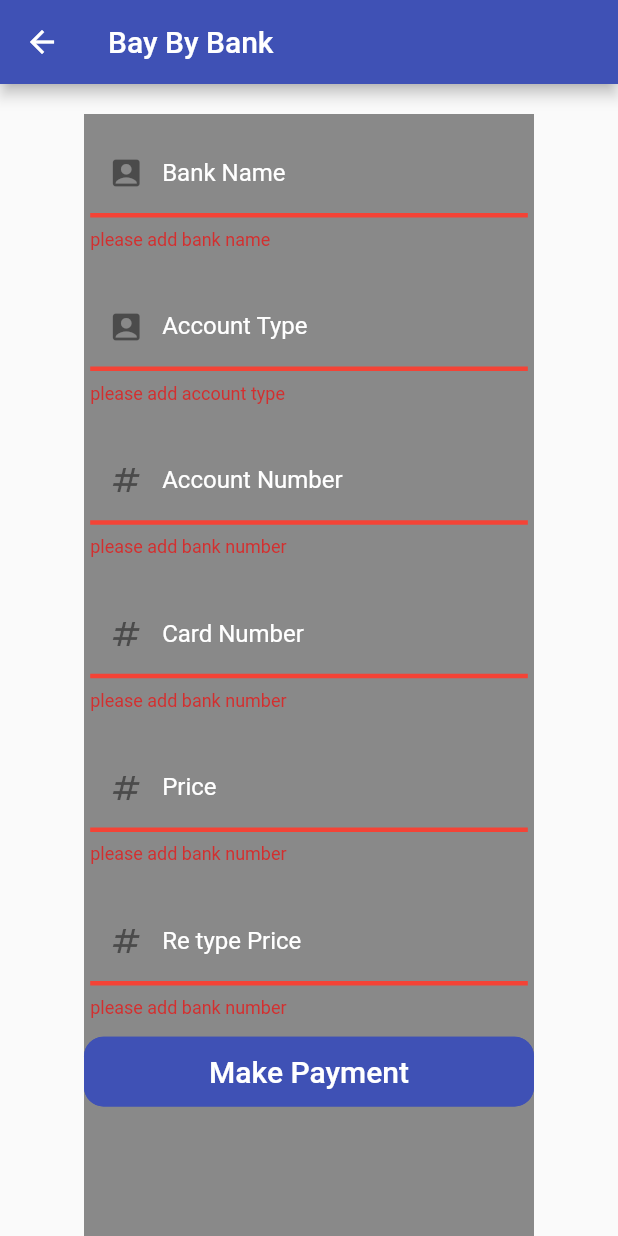
After one commit to r00texploit/myshop_customer, a Flutter app: the BayByBank screen opened directly, after a tap on "Make Payment", on a phone screen of 412 x 824 dp. The commit adds this screen. Run offline on Flutter 3.47's test engine with Material 2 defaults, Android fonts, the phone set to English and light mode, and no system bars; our stand-ins replace cached_network_image, carousel_slider, cloud_firestore, dropdown_search, firebase_auth, firebase_core and 3 more; missing offline and left inert: cupertino_stepper, icon_badge, search_page; accounts and stored records are empty; Roboto replaces fonts that are missing (Gordita).

Commit message:
fucking last

```diff
--- a/lib/controllers/auth_controller.dart
+++ b/lib/controllers/auth_controller.dart
@@ -5,7 +5,6 @@ import 'package:get/get.dart';
 import 'package:my_shop/controllers/home_controller.dart';
 import 'package:my_shop/model/user_model.dart';
 import 'package:my_shop/screens/home.dart';
-import 'package:shared_preferences/shared_preferences.dart';
 
 import '../screens/login_view.dart';
 import '../widgets/loading.dart';
@@ -187,7 +186,6 @@ class AuthController extends GetxController {
     if (formKey2.currentState!.validate()) {
       try {
         showdilog();
-        final prefs = await SharedPreferences.getInstance();
 
         final credential = await auth.createUserWithEmailAndPassword(
             email: email.text, password: password.text);
@@ -207,7 +205,6 @@ class AuthController extends GetxController {
           'balance': 8000000000,
           'uid': credential.user!.uid,
         });
-        prefs.setInt('${credential.user!.uid}', 500000);
         Get.back();
         email.clear();
         password.clear();
--- a/lib/controllers/home_controller.dart
+++ b/lib/controllers/home_controller.dart
@@ -7,7 +7,6 @@ import 'package:my_shop/screens/Bill.dart';
 import 'package:my_shop/screens/home.dart';
 import 'package:my_shop/widgets/loading.dart';
 import 'package:my_shop/widgets/snackbar.dart';
-import 'package:shared_preferences/shared_preferences.dart';
 
 import '../model/cart_model.dart';
 import '../model/delivery_model.dart';
@@ -93,12 +92,6 @@ class MainController extends GetxController {
     }
   }
 
-  late int price;
-  getSalary() async {
-    final prefs = await SharedPreferences.getInstance();
-    price = prefs.getInt(uid)!;
-  }
-
   void makePayment(int totalPrice) async {
     try {
       showdilog();
--- /dev/null
+++ b/lib/screens/bay_by_bank.dart
@@ -0,0 +1,137 @@
+import 'package:flutter/material.dart';
+import 'package:get/get.dart';
+import 'package:my_shop/controllers/home_controller.dart';
+import 'package:my_shop/screens/Bill.dart';
+import 'package:my_shop/widgets/custom_button.dart';
+import 'package:my_shop/widgets/custom_textfield.dart';
+
+class BayByBank extends StatefulWidget {
+  const BayByBank({Key? key}) : super(key: key);
+
+  @override
+  _BayByBankState createState() => _BayByBankState();
+}
+
+class _BayByBankState extends State<BayByBank> {
+  TextEditingController rePrice = TextEditingController();
+  TextEditingController bankName = TextEditingController();
+  TextEditingController accountType = TextEditingController();
+  TextEditingController accountNumber = TextEditingController();
+  TextEditingController cardNumber = TextEditingController();
+  TextEditingController price = TextEditingController();
+  GlobalKey<FormState> formKey = GlobalKey<FormState>();
+  MainController controller = Get.find();
+
+  @override
+  Widget build(BuildContext context) {
+    return Scaffold(
+      appBar: AppBar(
+        title: Text('Bay By Bank'),
+        backgroundColor: Colors.indigo,
+      ),
+      body: Center(
+        child: Padding(
+          padding: const EdgeInsets.only(top: 20),
+          child: Container(
+            // padding: EdgeInsets.all(20),
+            width: 300,
+            // height: 600,
+            color: Colors.black45,
+            child: Form(
+              key: formKey,
+              child: ListView(
+                // mainAxisAlignment: MainAxisAlignment.center,
+                children: [
+                  // Center(child: Text('Full Price :' + controller.totalPrice.toString())),
+                  CustomTextField(
+                      controller: bankName,
+                      validator: (value) {
+                        if (value!.isEmpty) {
+                          return 'please add bank name';
+                        }
+                        return null;
+                      },
+                      lable: 'Bank Name',
+                      icon: Icon(Icons.account_box),
+                      input: TextInputType.text),
+                  CustomTextField(
+                      controller: accountType,
+                      validator: (value) {
+                        if (value!.isEmpty) {
+                          return 'please add account type';
+                        }
+                        return null;
+                      },
+                      lable: 'Account Type',
+                      icon: Icon(Icons.account_box),
+                      input: TextInputType.text),
+                  CustomTextField(
+                      controller: accountNumber,
+                      validator: (value) {
+                        if (value!.isEmpty) {
+                          return 'please add bank number';
+                        }
+                        if (value.length < 12) {
+                          return 'account number length must be more than 12';
+                        }
+                        return null;
+                      },
+                      lable: 'Account Number',
+                      icon: Icon(Icons.numbers),
+                      input: TextInputType.number),
+                  CustomTextField(
+                      controller: cardNumber,
+                      validator: (value) {
+                        if (value!.isEmpty) {
+                          return 'please add bank number';
+                        }
+                        if (value.length < 12) {
+                          return 'Card number length must be more than 12';
+                        }
+                        return null;
+                      },
+                      lable: 'Card Number',
+                      icon: Icon(Icons.numbers),
+                      input: TextInputType.number),
+                  CustomTextField(
+                      controller: price,
+                      validator: (value) {
+                        if (value!.isEmpty) {
+                          return 'please add bank number';
+                        }
+                        return null;
+                      },
+                      lable: 'Price',
+                      icon: Icon(Icons.numbers),
+                      input: TextInputType.number),
+                  CustomTextField(
+                      controller: rePrice,
+                      validator: (value) {
+                        if (value!.isEmpty) {
+                          return 'please add bank number';
+                        }
+                        if (value != price.text) {
+                          return 'account number length must be more than 12';
+                        }
+                        return null;
+                      },
+                      lable: 'Re type Price',
+                      icon: Icon(Icons.numbers),
+                      input: TextInputType.number),
+                  CustomTextButton(
+                      lable: 'Make Payment',
+                      ontap: () {
+                        if (formKey.currentState!.validate()) {
+                          Get.to(() => Bill());
+                        }
+                      },
+                      color: Colors.indigo)
+                ],
+              ),
+            ),
+          ),
+        ),
+      ),
+    );
+  }
+}
--- a/pubspec.yaml
+++ b/pubspec.yaml
@@ -24,7 +24,6 @@ dependencies:
   timeline_tile: null
   cupertino_stepper: null
   intl: null
-  shared_preferences: null
   search_page:
 dev_dependencies:
   flutter_test: {sdk: flutter}
```
Also changed, not shown: lib/screens/Bill.dart (+16 -10 lines), lib/screens/cart.dart (+5 -3 lines), lib/screens/checkout.dart (+52 -141 lines), pubspec.lock.
